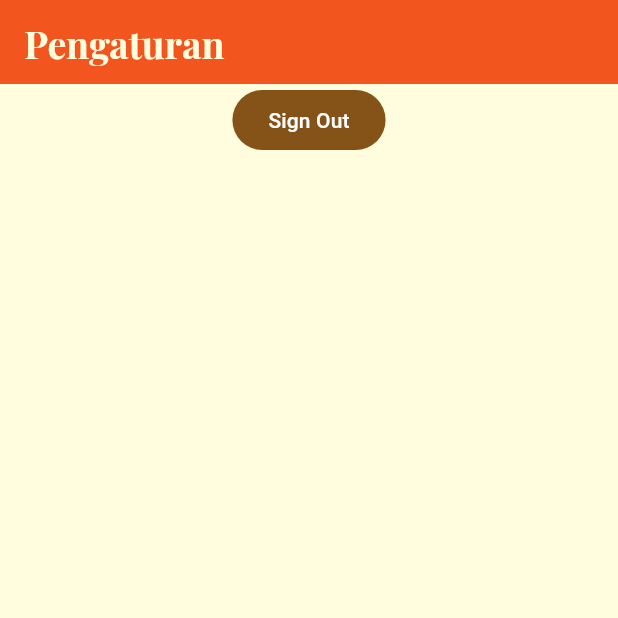
After one commit to andreasmlbngaol/ratatouille, a Flutter app: the SettingsPage screen opened by its route, on a phone screen of 412 x 824 dp, the top half of it. The commit adds this screen. Run offline on Flutter 3.47's test engine with Material 3 defaults, Android fonts, the light colour scheme and no system bars; our stand-ins replace cached_network_image, dartz, dio, firebase_auth, firebase_core, flutter_svg and 8 more; accounts and stored records are empty; generated files the repository leaves out were written again.

Commit message:
refactor: Move ProfilePage and add Settings page
This commit refactors the `ProfilePage`, moving it from the `recipes` feature to the `users` feature to better align with the application's architecture. It also introduces a new `SettingsPage` and redesigns the profile UI.

**Key Changes:**

- **Refactor:**
    - Moved `ProfilePage` from `lib/features/recipes/presentation/pages/` to `lib/features/users/presentation/pages/`.
    - Updated the import path for `ProfilePage` in the router.

- **feat: Redesign Profile Page UI**
    - Implemented a new design with a gradient background, cover photo, and updated layout.
    - Added a settings icon that navigates to the new `SettingsPage`.
    - Now displays user's bio and follower/following counts.
    - Uses default placeholder images if the user's profile or cover pictures are not set.

- **feat: Add Settings Page**
    - Created a new `SettingsPage` which currently contains a "Sign Out" button.
    - Added a new route `/main/settings` in `app_routes.dart` and configured it in the router.

```diff
--- a/lib/core/presentation/app_routes.dart
+++ b/lib/core/presentation/app_routes.dart
@@ -12,11 +12,12 @@ class AppRoutes {
   static const favorite = "/main/favorite";
   static const myRecipe = "/main/my-recipe";
   static const profile = "/main/profile";
+  static const settings = "/main/settings";
 
   // Search pages
   static const searchRecipe = '/search-recipe';
   static const searchUser = '/search-user';
 
-  static const recipeDetail = "main/recipe-detail/:id";
-  static const createRecipe = "main/create-recipe";
+  static const recipeDetail = "/main/recipe-detail/:id";
+  static const createRecipe = "/main/create-recipe";
 }
--- a/lib/core/presentation/router.dart
+++ b/lib/core/presentation/router.dart
@@ -6,11 +6,12 @@ import 'package:ratatouille/features/recipes/presentation/pages/favorite_page.da
 import 'package:ratatouille/features/recipes/presentation/pages/home_page.dart';
 import 'package:ratatouille/features/recipes/presentation/pages/main_shell.dart';
 import 'package:ratatouille/features/recipes/presentation/pages/my_recipe_page.dart';
-import 'package:ratatouille/features/recipes/presentation/pages/profile_page.dart';
+import 'package:ratatouille/features/users/presentation/pages/profile_page.dart';
 import 'package:ratatouille/features/recipes/presentation/pages/search_recipe_page.dart';
 import 'package:ratatouille/features/recipes/presentation/pages/search_user_page.dart';
 import 'package:ratatouille/features/users/presentation/pages/complete_setup_page.dart';
 import 'package:ratatouille/features/users/presentation/pages/email_verification_page.dart';
+import 'package:ratatouille/features/users/presentation/pages/settings_page.dart';
 import 'package:ratatouille/features/users/presentation/pages/sign_in_page.dart';
 import 'package:ratatouille/features/users/presentation/pages/sign_up_page.dart';
 import 'package:ratatouille/features/users/presentation/pages/splash_page.dart';
@@ -116,15 +117,10 @@ GoRouter createRouter(BuildContext context, AuthProvider authProvider) => GoRout
         path: AppRoutes.searchUser,
         child: (context, _) => SearchUserPage(),
       ),
-      // Create recipe (outside shell = full screen)
-      // route(
-      //   path: AppRoutes.createRecipe,
-      //   child: (context, state) {
-      //     return CreateRecipePage(
-      //       recipeId: recipeId != null ? int.tryParse(recipeId) : null,
-      //     );
-      //   },
-      // ),
+      route(
+        path: AppRoutes.settings,
+        child: (context, _) => SettingsPage()
+      )
     ],
   errorBuilder: (context, state) => NotFoundPage(location: state.matchedLocation)
 );
--- /dev/null
+++ b/lib/features/users/presentation/pages/settings_page.dart
@@ -0,0 +1,52 @@
+import 'package:flutter/material.dart';
+import 'package:provider/provider.dart';
+import 'package:ratatouille/features/users/presentation/provider/auth_provider.dart';
+
+class SettingsPage extends StatelessWidget {
+  const SettingsPage({super.key});
+
+  @override
+  Widget build(BuildContext context) {
+    return Scaffold(
+        appBar: AppBar(
+          iconTheme: IconThemeData(
+              color: Color(0xFFFFFDDE),
+              size: 29
+          ),
+          backgroundColor: Color(0xFFF3551E),
+          title: Text(
+              "Pengaturan",
+              style: Theme
+                  .of(context)
+                  .textTheme
+                  .headlineMedium
+                  ?.copyWith(
+                  fontWeight: FontWeight.bold,
+                  color: Color(0xFFFFFDDE),
+                  fontSize: 25
+              )
+          ),
+        ),
+        body: Consumer<AuthProvider>(
+            builder: (context, authProvider, _) {
+              return Container(
+                width: double.infinity,
+                  color: Color(0xFFFFFDDE),
+                  child: Column(
+                      children: [
+                        FilledButton(
+                          onPressed: () async {
+                            await authProvider.signOut();
+                          },
+                          child: Text(
+                            "Sign Out"
+                          ),
+                        )
+                      ]
+                  )
+              );
+            }
+        )
+    );
+  }
+}
```
Also changed, not shown: lib/features/recipes/presentation/pages/profile_page.dart (deleted, +0 -101 lines), lib/features/users/presentation/pages/profile_page.dart (added, +167 -0 lines).
